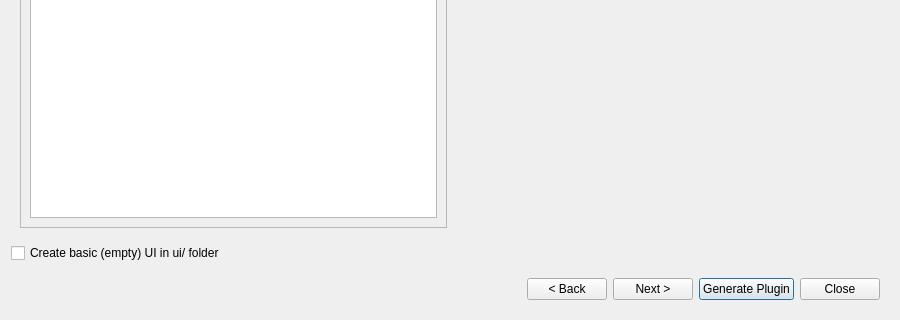
This is wizard/ui/wizard.ui in drFaustino/plugin_builder_enterprise as Qt 5 draws it before an edit; both pictures show x 0 to 900 and y 260 to 580 of the 900 by 580 pixel window. The edited form follows.
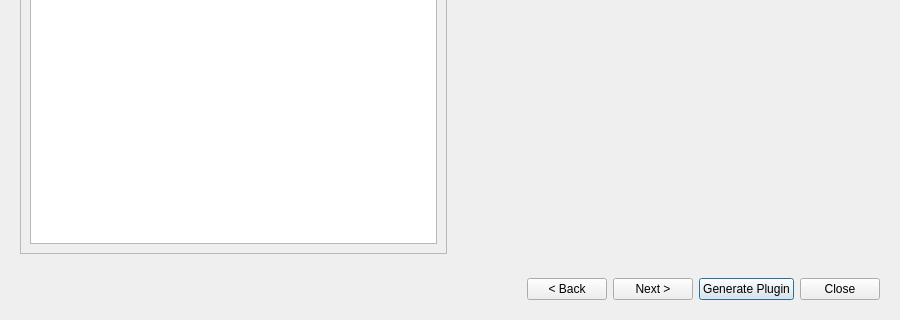
This is the edited form.

```diff
--- a/wizard/ui/wizard.ui
+++ b/wizard/ui/wizard.ui
@@ -71,13 +71,6 @@
      </layout>
     </widget>
    </item>
-   <item>
-    <widget class="QCheckBox" name="CreateBaseUiCheckBox">
-     <property name="text">
-      <string>Create basic (empty) UI in ui/ folder</string>
-     </property>
-    </widget>
-   </item>
    <item>
     <widget class="QFrame" name="ButtonBar">
      <property name="frameShape">
```
Lines whose indentation alone changed are shown as unchanged.
